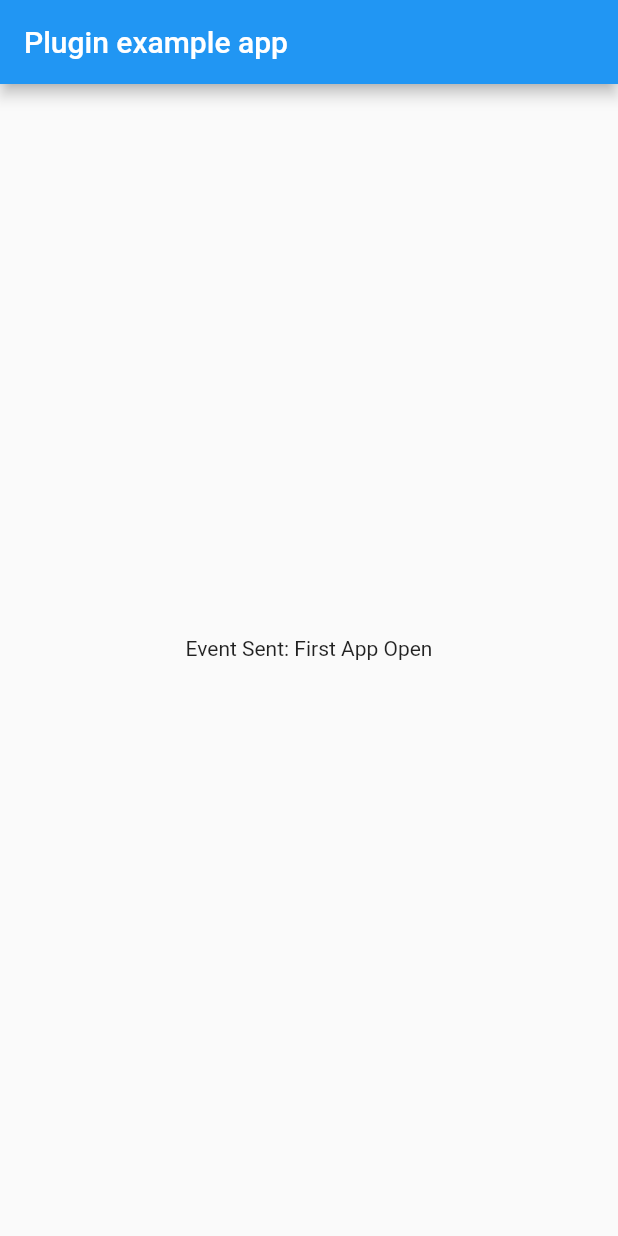
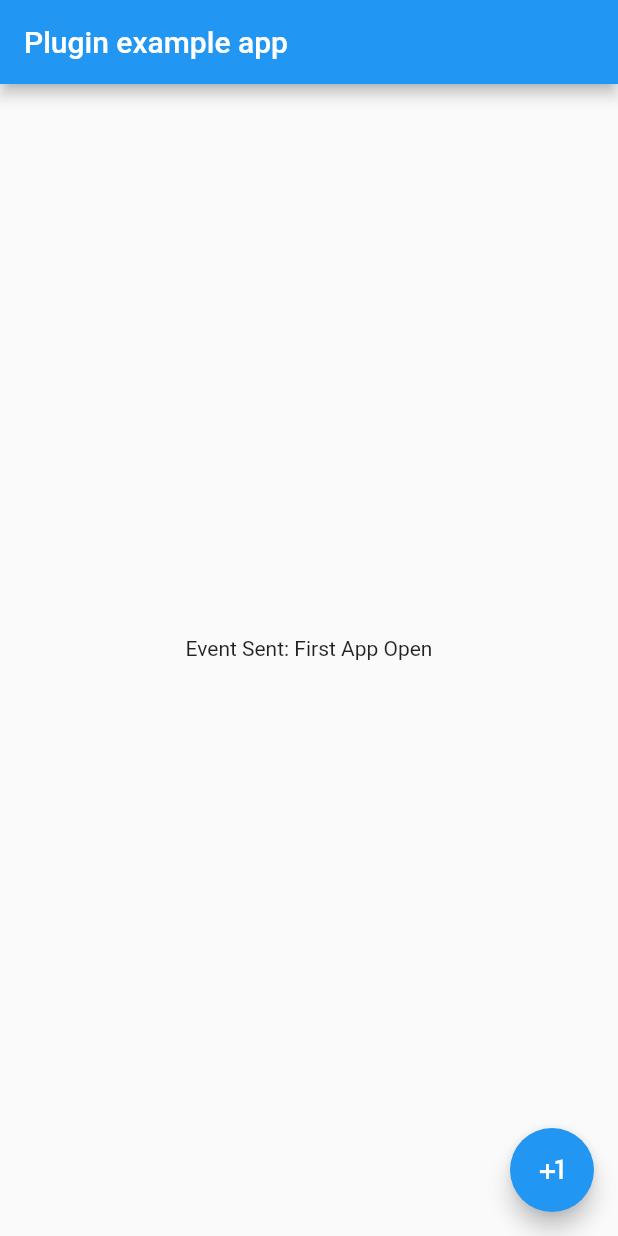
Before and after one commit to truenary/native_mixpanel, a Flutter app: the screen it shows after launch, on a phone screen of 412 x 824 dp. Run offline on Flutter 3.47's test engine with Material 2 defaults, Android fonts, the phone set to English and light mode, and no system bars.

Commit message:
example: send props when tracking

```diff
--- a/example/lib/main.dart
+++ b/example/lib/main.dart
@@ -1,5 +1,6 @@
 import 'package:flutter/material.dart';
 import 'dart:async';
+import 'dart:convert';
 
 import 'package:flutter/services.dart';
 import 'package:native_mixpanel/native_mixpanel.dart';
@@ -24,11 +25,13 @@ class MyApp extends StatefulWidget {
 
 class _MyAppState extends State<MyApp> {
   String _statusMessage = 'Trying to send track event';
+  int count;
 
   @override
   void initState() {
     super.initState();
     initPlatformState();
+    count = 0;
   }
 
   // Platform messages are asynchronous, so we initialize in an async method.
@@ -38,7 +41,7 @@ class _MyAppState extends State<MyApp> {
     // Platform messages may fail, so we use a try/catch PlatformException.
     try {
       await widget.mixpanel.initialize('<your-token-here>');
-      await widget.mixpanel.track(eventName);
+      await widget.mixpanel.track(eventName, jsonEncode({'Math': 'divide'}));
       initStatus = 'Event Sent: $eventName';
     } on PlatformException {
       initStatus = 'Failed to send event: $eventName';
@@ -64,6 +67,12 @@ class _MyAppState extends State<MyApp> {
         body: Center(
           child: Text('$_statusMessage\n'),
         ),
+        floatingActionButton: FloatingActionButton(
+          onPressed: () {
+            widget.mixpanel.track('Added to Cart', jsonEncode({'ProductId': 'product-${count++}'}));
+          },
+          child: Icon(Icons.plus_one),
+        ),
       ),
     );
   }
```
